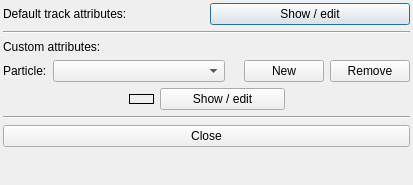
Qt form ants3bundle/src/ants3/gui/particleSim/atrackdrawdialog.ui (andrmor/ANTS3bundle) before a commit.
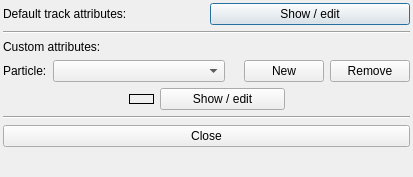
The same form after that commit.

Patch:
```diff
--- a/ants3bundle/src/ants3/gui/particleSim/atrackdrawdialog.ui
+++ b/ants3bundle/src/ants3/gui/particleSim/atrackdrawdialog.ui
@@ -7,7 +7,7 @@
     <x>0</x>
     <y>0</y>
     <width>413</width>
-    <height>185</height>
+    <height>177</height>
    </rect>
   </property>
   <property name="windowTitle">
```
